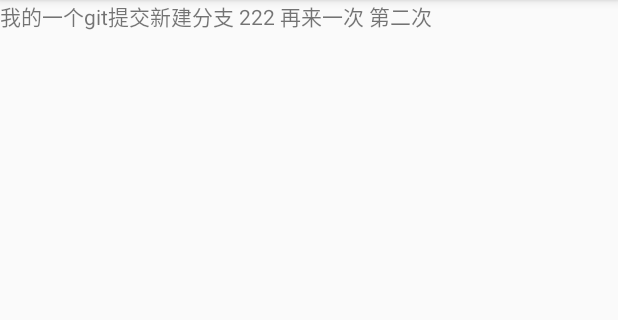
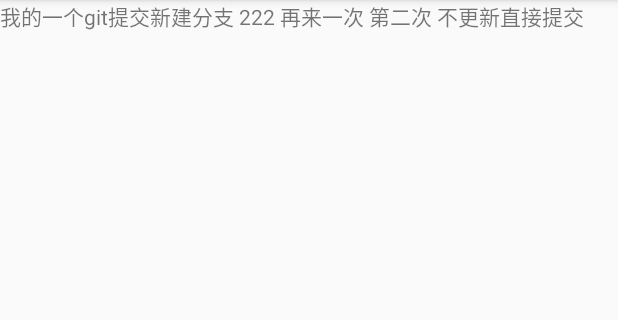
Before and after one commit to fanloveoupao/MyGitDemo, an Android app: the MainActivity screen opened directly, with no data from a screen before it, on a phone screen of 412 x 824 dp, the part 84-404 px from its top. Run offline under Robolectric (Android 15) with nearby library versions, the phone set to English and light mode, and no system bars.

Commit message:
不更新直接提交

```diff
--- a/app/src/main/res/layout/activity_main.xml
+++ b/app/src/main/res/layout/activity_main.xml
@@ -37,4 +37,9 @@
         android:layout_height="wrap_content"
         android:text="第二次 "
         />
+    <TextView
+        android:layout_width="wrap_content"
+        android:layout_height="wrap_content"
+        android:text="不更新直接提交 "
+        />
 </LinearLayout>
```
